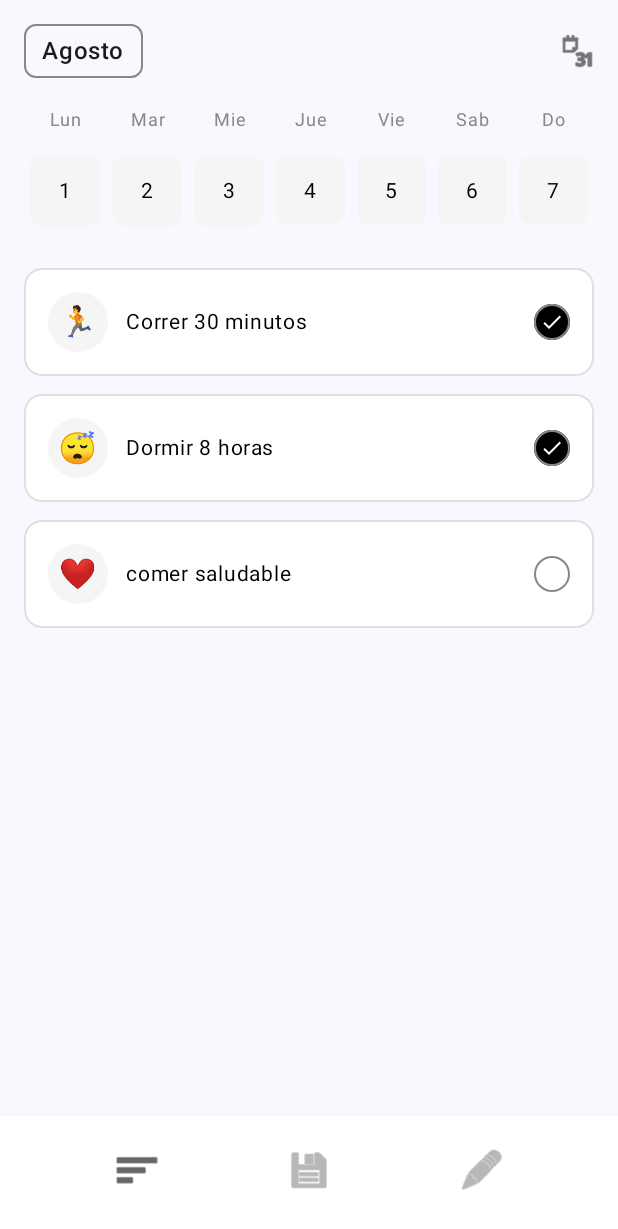
After one commit to ESJ0/OneDayBetter, an Android app built with Jetpack Compose: the HomeScreen screen opened through its navigation route, on a phone screen of 412 x 824 dp. The commit adds this screen. Shown: the top 1229 px of the screen. Run offline under Robolectric (Android 15) with nearby library versions, the phone set to English and light mode, and no system bars.

Commit message:
Se crearon los archivos a utilizar y se puso la logica de MainAtivity, habit y habitRepository

```diff
--- /dev/null
+++ b/app/src/main/java/com/example/onedaybetter/MainActivity.kt
@@ -0,0 +1,86 @@
+package com.example.onedaybetter
+
+import android.os.Bundle
+import androidx.activity.ComponentActivity
+import androidx.activity.compose.setContent
+import androidx.compose.runtime.Composable
+import androidx.navigation.compose.NavHost
+import androidx.navigation.compose.composable
+import androidx.navigation.compose.rememberNavController
+import com.example.onedaybetter.navigation.*
+import com.example.onedaybetter.ui.addgoal.AddGoalScreen
+import com.example.onedaybetter.ui.addhabit.AddHabitScreen
+import com.example.onedaybetter.ui.goals.GoalsListScreen
+import com.example.onedaybetter.ui.habits.HabitsListScreen
+import com.example.onedaybetter.ui.home.HomeScreen
+import com.example.onedaybetter.ui.login.LoginScreen
+import com.example.onedaybetter.ui.theme.OneDayBetterTheme
+
+class MainActivity : ComponentActivity() {
+    override fun onCreate(savedInstanceState: Bundle?) {
+        super.onCreate(savedInstanceState)
+        setContent {
+            OneDayBetterTheme {
+                AppNavHost()
+            }
+        }
+    }
+}
+
+@Composable
+fun AppNavHost() {
+    val navController = rememberNavController()
+
+    NavHost(navController = navController, startDestination = Login) {
+        composable<Login> {
+            LoginScreen(
+                onLoginSuccess = {
+                    navController.navigate(Home) {
+                        popUpTo<Login> { inclusive = true }
+                    }
+                }
+            )
+        }
+
+        composable<Home> {
+            HomeScreen(
+                onNavigateToHabits = { navController.navigate(HabitsList) },
+                onNavigateToGoals = { navController.navigate(GoalsList) }
+            )
+        }
+
+        composable<HabitsList> {
+            HabitsListScreen(
+                onNavigateToHome = { navController.navigate(Home) },
+                onNavigateToAddHabit = { navController.navigate(AddHabit) },
+                onNavigateToGoals = { navController.navigate(GoalsList) }
+            )
+        }
+
+        composable<AddHabit> {
+            AddHabitScreen(
+                onHabitAdded = { navController.popBackStack() },
+                onNavigateToHome = { navController.navigate(Home) },
+                onNavigateToHabits = { navController.navigate(HabitsList) },
+                onNavigateToGoals = { navController.navigate(GoalsList) }
+            )
+        }
+
+        composable<GoalsList> {
+            GoalsListScreen(
+                onNavigateToHome = { navController.navigate(Home) },
+                onNavigateToAddGoal = { navController.navigate(AddGoal) },
+                onNavigateToHabits = { navController.navigate(HabitsList) }
+            )
+        }
+
+        composable<AddGoal> {
+            AddGoalScreen(
+                onGoalAdded = { navController.popBackStack() },
+                onNavigateToHome = { navController.navigate(Home) },
+                onNavigateToHabits = { navController.navigate(HabitsList) },
+                onNavigateToGoals = { navController.navigate(GoalsList) }
+            )
+        }
+    }
+}
--- /dev/null
+++ b/app/src/main/java/com/example/onedaybetter/data/Habit.kt
@@ -0,0 +1,29 @@
+package com.example.onedaybetter.data
+
+data class Habit(
+    val id: Int,
+    val name: String,
+    val type: HabitType,
+    val description: String = "",
+    val weekProgress: List<Boolean> = List(7) { false }
+) {
+    fun getCompletionPercentage(): Int {
+        return (weekProgress.count { it } * 100) / weekProgress.size
+    }
+}
+
+enum class HabitType {
+    EXERCISE,
+    SLEEP,
+    FOOD,
+    VALUE
+}
+
+fun HabitType.getIcon(): String {
+    return when(this) {
+        HabitType.EXERCISE -> "🏃"
+        HabitType.SLEEP -> "😴"
+        HabitType.FOOD -> "❤️"
+        HabitType.VALUE -> "💎"
+    }
+}
--- a/app/src/main/java/com/example/onedaybetter/navigation/Destinations.kt
+++ b/app/src/main/java/com/example/onedaybetter/navigation/Destinations.kt
@@ -6,6 +6,15 @@ import kotlinx.serialization.Serializable
 object Login
 
 @Serializable
+object Home
+
+@Serializable
+object HabitsList
+
+@Serializable
+object AddHabit
+
+@Serializable
 object GoalsList
 
 @Serializable
--- /dev/null
+++ b/app/src/main/java/com/example/onedaybetter/ui/home/HomeScreen.kt
@@ -0,0 +1,247 @@
+package com.example.onedaybetter.ui.home
+
+import androidx.compose.foundation.background
+import androidx.compose.foundation.border
+import androidx.compose.foundation.clickable
+import androidx.compose.foundation.layout.*
+import androidx.compose.foundation.lazy.LazyColumn
+import androidx.compose.foundation.lazy.items
+import androidx.compose.foundation.shape.CircleShape
+import androidx.compose.foundation.shape.RoundedCornerShape
+import androidx.compose.material.icons.Icons
+import androidx.compose.material.icons.filled.Check
+import androidx.compose.material3.*
+import androidx.compose.runtime.*
+import androidx.compose.ui.Alignment
+import androidx.compose.ui.Modifier
+import androidx.compose.ui.draw.clip
+import androidx.compose.ui.graphics.Color
+import androidx.compose.ui.text.font.FontWeight
+import androidx.compose.ui.text.style.TextAlign
+import androidx.compose.ui.tooling.preview.Preview
+import androidx.compose.ui.unit.dp
+import androidx.compose.ui.unit.sp
+import com.example.onedaybetter.data.Habit
+import com.example.onedaybetter.data.HabitRepository
+import com.example.onedaybetter.data.getIcon
+import com.example.onedaybetter.ui.theme.OneDayBetterTheme
+import java.util.*
+
+@Composable
+fun HomeScreen(
+    onNavigateToHabits: () -> Unit,
+    onNavigateToGoals: () -> Unit
+) {
+    val repository = HabitRepository.getInstance()
+    val habits = repository.getAllHabits()
+    val currentDate = remember { Calendar.getInstance() }
+    var selectedDate by remember { mutableStateOf(currentDate.get(Calendar.DAY_OF_MONTH)) }
+
+    Scaffold(
+        bottomBar = {
+            BottomNavigationBar(
+                selectedTab = 0,
+                onTabSelected = { tab ->
+                    when(tab) {
+                        1 -> onNavigateToHabits()
+                        2 -> onNavigateToGoals()
+                    }
+                }
+            )
+        }
+    ) { padding ->
+        Column(
+            modifier = Modifier
+                .fillMaxSize()
+                .padding(padding)
+                .padding(horizontal = 16.dp)
+        ) {
+            Spacer(Modifier.height(16.dp))
+
+            // Month selector
+            Row(
+                modifier = Modifier.fillMaxWidth(),
+                horizontalArrangement = Arrangement.SpaceBetween,
+                verticalAlignment = Alignment.CenterVertically
+            ) {
+                Text(
+                    text = "Agosto",
+                    fontSize = 16.sp,
+                    fontWeight = FontWeight.Medium,
+                    modifier = Modifier
+                        .border(1.dp, Color.Gray, RoundedCornerShape(8.dp))
+                        .padding(horizontal = 12.dp, vertical = 6.dp)
+                )
+
+                Icon(
+                    painter = androidx.compose.ui.res.painterResource(android.R.drawable.ic_menu_month),
+                    contentDescription = "Calendario",
+                    modifier = Modifier.size(24.dp)
+                )
+            }
+
+            Spacer(Modifier.height(16.dp))
+
+            // Days of week
+            Row(
+                modifier = Modifier.fillMaxWidth(),
+                horizontalArrangement = Arrangement.SpaceBetween
+            ) {
+                listOf("Lun", "Mar", "Mie", "Jue", "Vie", "Sab", "Do").forEach { day ->
+                    Text(
+                        text = day,
+                        fontSize = 12.sp,
+                        color = Color.Gray,
+                        modifier = Modifier.weight(1f),
+                        textAlign = TextAlign.Center
+                    )
+                }
+            }
+
+            Spacer(Modifier.height(8.dp))
+
+            // Days numbers
+            Row(
+                modifier = Modifier.fillMaxWidth(),
+                horizontalArrangement = Arrangement.SpaceBetween
+            ) {
+                (1..7).forEach { day ->
+                    Box(
+                        modifier = Modifier
+                            .weight(1f)
+                            .padding(4.dp)
+                            .aspectRatio(1f)
+                            .clip(RoundedCornerShape(8.dp))
+                            .background(
+                                if (day == selectedDate) Color.Black
+                                else Color(0xFFF5F5F5)
+                            )
+                            .clickable { selectedDate = day },
+                        contentAlignment = Alignment.Center
+                    ) {
+                        Text(
+                            text = day.toString(),
+                            fontSize = 14.sp,
+                            color = if (day == selectedDate) Color.White else Color.Black,
+                            fontWeight = if (day == selectedDate) FontWeight.Bold else FontWeight.Normal
+                        )
+                    }
+                }
+            }
+
+            Spacer(Modifier.height(24.dp))
+
+            // Habits list
+            LazyColumn(
+                verticalArrangement = Arrangement.spacedBy(12.dp)
+            ) {
+                items(habits) { habit ->
+                    HabitCard(habit = habit)
+                }
+            }
+        }
+    }
+}
+
+@Composable
+fun HabitCard(habit: Habit) {
+    Row(
+        modifier = Modifier
+            .fillMaxWidth()
+            .background(Color.White, RoundedCornerShape(12.dp))
+            .border(1.dp, Color(0xFFE0E0E0), RoundedCornerShape(12.dp))
+            .padding(16.dp),
+        horizontalArrangement = Arrangement.SpaceBetween,
+        verticalAlignment = Alignment.CenterVertically
+    ) {
+        Row(
+            verticalAlignment = Alignment.CenterVertically,
+            modifier = Modifier.weight(1f)
+        ) {
+            Box(
+                modifier = Modifier
+                    .size(40.dp)
+                    .background(Color(0xFFF5F5F5), CircleShape),
+                contentAlignment = Alignment.Center
+            ) {
+                Text(
+                    text = habit.type.getIcon(),
+                    fontSize = 20.sp
+                )
+            }
+
+            Spacer(Modifier.width(12.dp))
+
+            Text(
+                text = habit.name,
+                fontSize = 14.sp,
+                color = Color.Black
+            )
+        }
+
+        Box(
+            modifier = Modifier
+                .size(24.dp)
+                .background(
+                    if (habit.weekProgress[0]) Color.Black else Color.White,
+                    CircleShape
+                )
+                .border(1.dp, Color.Gray, CircleShape),
+            contentAlignment = Alignment.Center
+        ) {
+            if (habit.weekProgress[0]) {
+                Icon(
+                    imageVector = Icons.Default.Check,
+                    contentDescription = "Completado",
+                    tint = Color.White,
+                    modifier = Modifier.size(16.dp)
+                )
+            }
+        }
+    }
+}
+
+@Composable
+fun BottomNavigationBar(selectedTab: Int, onTabSelected: (Int) -> Unit) {
+    Row(
+        modifier = Modifier
+            .fillMaxWidth()
+            .background(Color.White)
+            .padding(vertical = 12.dp)
+            .padding(bottom = 8.dp),
+        horizontalArrangement = Arrangement.SpaceEvenly
+    ) {
+        IconButton(onClick = { onTabSelected(0) }) {
+            Icon(
+                painter = androidx.compose.ui.res.painterResource(android.R.drawable.ic_menu_sort_by_size),
+                contentDescription = "Inicio",
+                tint = if (selectedTab == 0) Color.Black else Color.Gray
+            )
+        }
+        IconButton(onClick = { onTabSelected(1) }) {
+            Icon(
+                painter = androidx.compose.ui.res.painterResource(android.R.drawable.ic_menu_save),
+                contentDescription = "Hábitos",
+                tint = if (selectedTab == 1) Color.Black else Color.Gray
+            )
+        }
+        IconButton(onClick = { onTabSelected(2) }) {
+            Icon(
+                painter = androidx.compose.ui.res.painterResource(android.R.drawable.ic_menu_edit),
+                contentDescription = "Metas",
+                tint = if (selectedTab == 2) Color.Black else Color.Gray
+            )
+        }
+    }
+}
+
+@Preview(showBackground = true)
+@Composable
+fun HomeScreenPreview() {
+    OneDayBetterTheme {
+        HomeScreen(
+            onNavigateToHabits = {},
+            onNavigateToGoals = {}
+        )
+    }
+}
--- a/app/src/main/java/com/example/onedaybetter/ui/theme/Theme.kt
+++ b/app/src/main/java/com/example/onedaybetter/ui/theme/Theme.kt
@@ -1,6 +1,5 @@
 package com.example.onedaybetter.ui.theme
 
-import android.app.Activity
 import android.os.Build
 import androidx.compose.foundation.isSystemInDarkTheme
 import androidx.compose.material3.MaterialTheme
--- a/app/src/main/java/com/example/onedaybetter/ui/theme/Type.kt
+++ b/app/src/main/java/com/example/onedaybetter/ui/theme/Type.kt
@@ -6,7 +6,6 @@ import androidx.compose.ui.text.font.FontFamily
 import androidx.compose.ui.text.font.FontWeight
 import androidx.compose.ui.unit.sp
 
-// Set of Material typography styles to start with
 val Typography = Typography(
     bodyLarge = TextStyle(
         fontFamily = FontFamily.Default,
@@ -14,8 +13,7 @@ val Typography = Typography(
         fontSize = 16.sp,
         lineHeight = 24.sp,
         letterSpacing = 0.5.sp
-    )
-    /* Other default text styles to override
+    ),
     titleLarge = TextStyle(
         fontFamily = FontFamily.Default,
         fontWeight = FontWeight.Normal,
@@ -30,5 +28,4 @@ val Typography = Typography(
         lineHeight = 16.sp,
         letterSpacing = 0.5.sp
     )
-    */
 )
--- a/gradle/libs.versions.toml
+++ b/gradle/libs.versions.toml
@@ -1,5 +1,5 @@
 [versions]
-agp = "8.12.3"
+agp = "8.11.2"
 kotlin = "2.0.21"
 coreKtx = "1.17.0"
 junit = "4.13.2"
```
Also changed, not shown: app/build.gradle.kts (+6 -6 lines), app/src/main/java/com/example/onedaybetter/data/HabitRepository.kt (added, +54 -0 lines), app/src/main/java/com/example/onedaybetter/ui/addgoal/AddGoalScreen.kt (+23 -34 lines), app/src/main/java/com/example/onedaybetter/ui/addhabit/AddHabitScreen.kt (added), app/src/main/java/com/example/onedaybetter/ui/habits/HabitsListScreen.kt (added).
